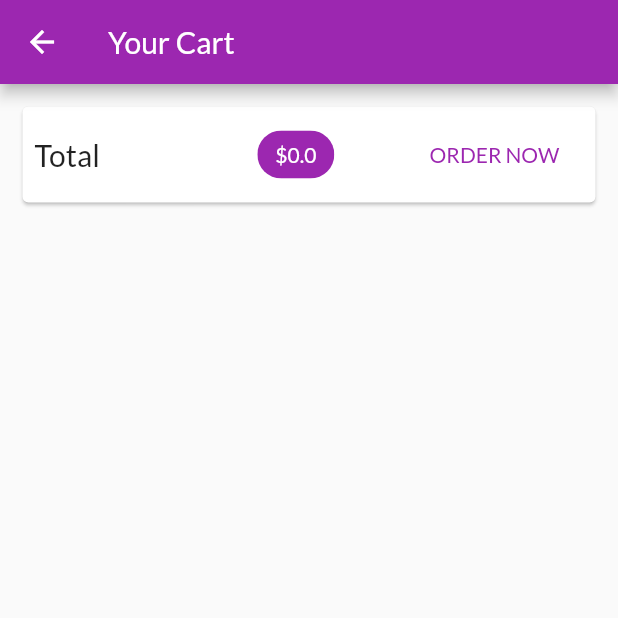
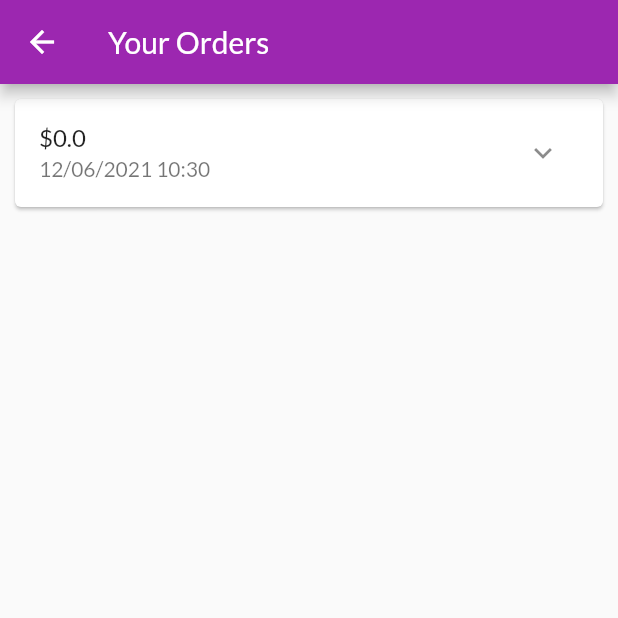
Before and after one commit to Han-WA/shop_app_v6, a Flutter app: the CartScreen screen opened by its route, after a tap on "ORDER NOW", on a phone screen of 412 x 824 dp, the top half of it. Run offline on Flutter 3.47's test engine with Material 2 defaults, Android fonts, the phone set to English and light mode, and no system bars; network calls fail.

Commit message:
before input form

```diff
--- a/lib/main.dart
+++ b/lib/main.dart
@@ -1,7 +1,9 @@
 import 'package:flutter/material.dart';
 import 'package:shop_app_v6/providers/cart_provider.dart';
+import 'package:shop_app_v6/providers/order_provider.dart';
 import 'package:shop_app_v6/providers/products_provider.dart';
 import 'package:shop_app_v6/screens/cart_screen.dart';
+import 'package:shop_app_v6/screens/orders_screen.dart';
 import 'package:shop_app_v6/screens/products_detail_screen.dart';
 import 'package:shop_app_v6/screens/products_overview_screen.dart';
 import 'package:provider/provider.dart';
@@ -19,6 +21,9 @@ class MyApp extends StatelessWidget {
         ChangeNotifierProvider(
           create: (context) => CartProvider(),
         ),
+        ChangeNotifierProvider(
+          create: (context) => OrderProvider(),
+        ),
       ],
       child: MaterialApp(
         debugShowCheckedModeBanner: false,
@@ -32,6 +37,7 @@ class MyApp extends StatelessWidget {
           '/': (ctx) => ProductOverviewScreen(),
           '/product_detail_screen': (ctx) => ProductDetailScreen(),
           "/cart_screen": (ctx) => CartScreen(),
+          "/orders_screen": (ctx) => OrderScreen(),
         },
       ),
     );
--- a/lib/providers/cart_provider.dart
+++ b/lib/providers/cart_provider.dart
@@ -64,4 +64,9 @@ class CartProvider with ChangeNotifier {
     _items.remove(productId);
     notifyListeners();
   }
+
+  void clearCart() {
+    _items = {};
+    notifyListeners();
+  }
 }
--- /dev/null
+++ b/lib/providers/order_provider.dart
@@ -0,0 +1,35 @@
+import 'package:flutter/cupertino.dart';
+import 'package:shop_app_v6/providers/cart_provider.dart';
+
+class OrderModel {
+  final String id;
+  final double amount;
+  final List<CartItemModel> products;
+  final DateTime dateTime;
+
+  OrderModel({
+    @required this.id,
+    @required this.amount,
+    @required this.products,
+    @required this.dateTime,
+  });
+}
+
+class OrderProvider with ChangeNotifier {
+  List<OrderModel> _orders = [];
+
+  List<OrderModel> get orders => _orders;
+
+  void addOrder(List<CartItemModel> cartProducts, double total) {
+    _orders.insert(
+      0,
+      OrderModel(
+        id: DateTime.now().toString(),
+        amount: total,
+        products: cartProducts,
+        dateTime: DateTime.now(),
+      ),
+    );
+    notifyListeners();
+  }
+}
--- a/lib/screens/cart_screen.dart
+++ b/lib/screens/cart_screen.dart
@@ -2,6 +2,8 @@ import 'package:flutter/cupertino.dart';
 import 'package:flutter/material.dart';
 import 'package:provider/provider.dart';
 import 'package:shop_app_v6/providers/cart_provider.dart';
+import 'package:shop_app_v6/providers/order_provider.dart';
+import 'package:shop_app_v6/screens/orders_screen.dart';
 import 'package:shop_app_v6/widgets/cart_item_widget.dart';
 
 class CartScreen extends StatelessWidget {
@@ -32,7 +34,7 @@ class CartScreen extends StatelessWidget {
                   ),
                   Chip(
                     label: Text(
-                      "\$${cart.totalAmount}",
+                      "\$${cart.totalAmount.toStringAsFixed(2)}",
                       style: TextStyle(
                         color: Theme.of(context).primaryTextTheme.title.color,
                       ),
@@ -40,7 +42,15 @@ class CartScreen extends StatelessWidget {
                     backgroundColor: Theme.of(context).primaryColor,
                   ),
                   FlatButton(
-                    onPressed: () {},
+                    onPressed: () {
+                      Navigator.of(context).pushNamed(OrderScreen.routeName);
+                      Provider.of<OrderProvider>(context, listen: false)
+                          .addOrder(
+                        cart.items.values.toList(),
+                        cart.totalAmount,
+                      );
+                      cart.clearCart();
+                    },
                     child: Text(
                       "ORDER NOW",
                       style: TextStyle(
--- /dev/null
+++ b/lib/screens/orders_screen.dart
@@ -0,0 +1,22 @@
+import 'package:flutter/material.dart';
+import 'package:provider/provider.dart';
+import 'package:shop_app_v6/providers/order_provider.dart';
+import 'package:shop_app_v6/widgets/order_item_widget.dart';
+
+class OrderScreen extends StatelessWidget {
+  static const routeName = "/orders_screen";
+  @override
+  Widget build(BuildContext context) {
+    final orderData = Provider.of<OrderProvider>(context);
+
+    return Scaffold(
+      appBar: AppBar(
+        title: Text("Your Orders"),
+      ),
+      body: ListView.builder(
+        itemCount: orderData.orders.length,
+        itemBuilder: (context, i) => OrderItemWidget(orderData.orders[i]),
+      ),
+    );
+  }
+}
--- a/lib/screens/products_overview_screen.dart
+++ b/lib/screens/products_overview_screen.dart
@@ -4,6 +4,7 @@ import 'package:shop_app_v6/providers/cart_provider.dart';
 import 'package:shop_app_v6/providers/product.dart';
 import 'package:shop_app_v6/providers/products_provider.dart';
 import 'package:shop_app_v6/screens/cart_screen.dart';
+import 'package:shop_app_v6/widgets/app_drawer.dart';
 import 'package:shop_app_v6/widgets/badge.dart';
 import 'file:///D:/All%20about%20Flutter/flutter_2021/shop_app_v6/lib/providers/product.dart';
 import 'package:shop_app_v6/widgets/product_grid_widget.dart';
@@ -65,6 +66,7 @@ class _ProductOverviewScreenState extends State<ProductOverviewScreen> {
           ),
         ],
       ),
+      drawer: AppDrawer(),
       body: ProductsGridWidget(_showOnlyFavorites),
     );
   }
--- a/lib/widgets/cart_item_widget.dart
+++ b/lib/widgets/cart_item_widget.dart
@@ -48,7 +48,7 @@ class CartItemWidget extends StatelessWidget {
                 child: Padding(
                   padding: const EdgeInsets.all(8.0),
                   child: Text(
-                    "\$$price".length.toStringAsFixed(2),
+                    "\$$price",
                   ),
                 ),
               ),
--- /dev/null
+++ b/lib/widgets/order_item_widget.dart
@@ -0,0 +1,72 @@
+import 'dart:math';
+import 'package:flutter/material.dart';
+import 'package:intl/intl.dart';
+import 'package:shop_app_v6/providers/order_provider.dart';
+
+class OrderItemWidget extends StatefulWidget {
+  final OrderModel order;
+
+  OrderItemWidget(this.order);
+
+  @override
+  _OrderItemWidgetState createState() => _OrderItemWidgetState();
+}
+
+class _OrderItemWidgetState extends State<OrderItemWidget> {
+  var _expanded = false;
+
+  @override
+  Widget build(BuildContext context) {
+    return Card(
+      margin: EdgeInsets.all(10),
+      child: Column(
+        children: [
+          ListTile(
+            title: Text("\$${widget.order.amount}"),
+            subtitle: Text(
+              DateFormat('dd/MM/yyyy hh:mm').format(widget.order.dateTime),
+            ),
+            trailing: IconButton(
+              onPressed: () {
+                setState(() {
+                  _expanded = !_expanded;
+                });
+              },
+              icon: Icon(_expanded ? Icons.expand_less : Icons.expand_more),
+            ),
+          ),
+          if (_expanded)
+            Container(
+              padding: EdgeInsets.symmetric(horizontal: 15, vertical: 4),
+              height: min(widget.order.products.length * 20.0 + 10, 100),
+              child: ListView(
+                children: widget.order.products
+                    .map(
+                      (prod) => Row(
+                        mainAxisAlignment: MainAxisAlignment.spaceBetween,
+                        children: [
+                          Text(
+                            prod.title,
+                            style: TextStyle(
+                              fontSize: 18,
+                              fontWeight: FontWeight.bold,
+                            ),
+                          ),
+                          Text(
+                            "${prod.quantity}x \$${prod.price}",
+                            style: TextStyle(
+                              fontSize: 18,
+                              color: Colors.grey,
+                            ),
+                          ),
+                        ],
+                      ),
+                    )
+                    .toList(),
+              ),
+            ),
+        ],
+      ),
+    );
+  }
+}
--- a/pubspec.yaml
+++ b/pubspec.yaml
@@ -13,6 +13,7 @@ dependencies:
     sdk: flutter
 
   cupertino_icons: ^1.0.2
+  intl: ^0.17.0
 
 dev_dependencies:
   flutter_test:
```
Also changed, not shown: lib/screens/products_detail_screen.dart (+35 -0 lines), lib/widgets/app_drawer.dart (added, +34 -0 lines), pubspec.lock.
